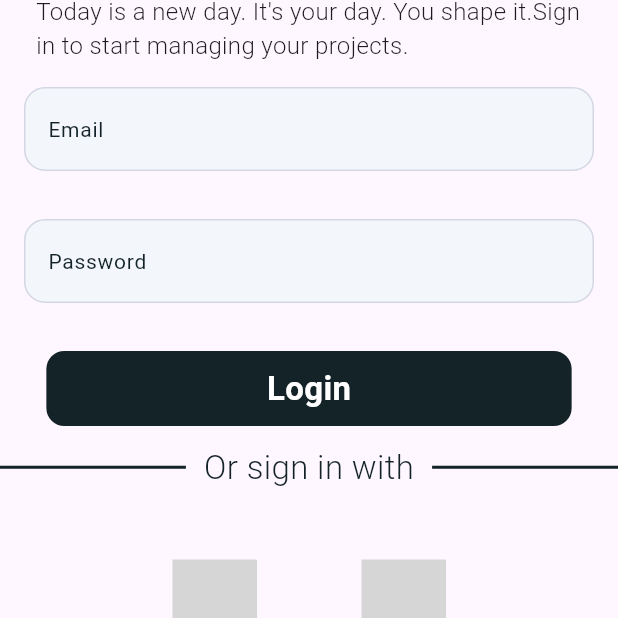
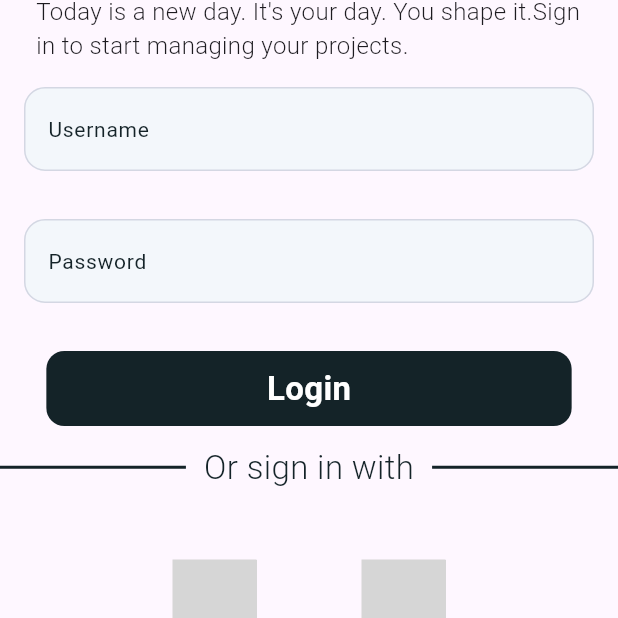
Before and after one commit to SheetalAlbiorix/reactnative_flutter_task, a Flutter app: the SignInScreen screen opened directly, on a phone screen of 412 x 824 dp, the part 423-1041 px from its top. Run offline on Flutter 3.47's test engine with Material 3 defaults, Android fonts, the phone set to English and light mode, and no system bars; drawn by our look-alikes of flutter_social_button; our stand-ins replace cached_network_image, firebase_auth, firebase_core, flutter_local_notifications, flutter_native_splash, flutter_onboarding_slider and 4 more; accounts and stored records are empty; network calls fail; grey boxes are pictures that could not be loaded.

Commit message:
app fixed bugs

```diff
--- a/lib/main.dart
+++ b/lib/main.dart
@@ -2,16 +2,20 @@ import 'dart:async';
 
 import 'package:firebase_core/firebase_core.dart';
 import 'package:flutter/material.dart';
+import 'package:flutter_native_splash/flutter_native_splash.dart';
 import 'firebase_options.dart';
 import 'ui/splash_screen.dart';
 import 'utils/notification_service.dart';
 
 Future<void> main() async {
-  WidgetsFlutterBinding.ensureInitialized();
+  WidgetsBinding widgetsBinding = WidgetsFlutterBinding.ensureInitialized();
   await Firebase.initializeApp(options: DefaultFirebaseOptions.currentPlatform);
 
   final notificationService = NotificationService();
   await notificationService.init();
+  FlutterNativeSplash.preserve(widgetsBinding: widgetsBinding);
+  Future.delayed(const Duration(milliseconds: 1))
+      .then((value) => FlutterNativeSplash.remove());
   runApp(const MyApp());
 }
 
--- a/lib/ui/signin_screen/signin_screen.dart
+++ b/lib/ui/signin_screen/signin_screen.dart
@@ -22,7 +22,7 @@ class _SignInScreenState extends State<SignInScreen> {
   final GoogleSignIn googleSignIn = GoogleSignIn(
     scopes: ['email'],
   );
-  TextEditingController emailController = TextEditingController();
+  TextEditingController usernameController = TextEditingController();
   TextEditingController passwordController = TextEditingController();
 
   @override
@@ -76,7 +76,7 @@ class _SignInScreenState extends State<SignInScreen> {
                   padding:
                       const EdgeInsets.symmetric(horizontal: 16, vertical: 16),
                   child: TextFormField(
-                    controller: emailController,
+                    controller: usernameController,
                     decoration: InputDecoration(
                       filled: true,
                       border: OutlineInputBorder(
@@ -93,7 +93,7 @@ class _SignInScreenState extends State<SignInScreen> {
                           borderRadius: BorderRadius.circular(14)),
                       fillColor: BaseColors.textFromFieldColor,
                       label: const Text(
-                        BaseStrings.emailText,
+                        BaseStrings.username,
                         style: TextStyle(
                             color: BaseColors.backgroundBlueColor,
                             fontSize: 14),
@@ -135,7 +135,7 @@ class _SignInScreenState extends State<SignInScreen> {
                   splashColor: Colors.transparent,
                   splashFactory: NoSplash.splashFactory,
                   onTap: () {
-                    if (emailController.text == "admin" &&
+                    if (usernameController.text == "admin" &&
                         passwordController.text == "password123") {
                       SharedData().saveUserCredentialsData(true);
                       Navigator.of(context).pushAndRemoveUntil(
@@ -187,9 +187,8 @@ class _SignInScreenState extends State<SignInScreen> {
                       ),
                       Expanded(
                         child: Divider(
-                          color: BaseColors.backgroundBlueColor,
-                          thickness: 2,
-                        ),
+                            color: BaseColors.backgroundBlueColor,
+                            thickness: 2),
                       ),
                     ],
                   ),
@@ -214,6 +213,7 @@ class _SignInScreenState extends State<SignInScreen> {
                               await firebaseAuthInstance
                                   .signInWithCredential(credential);
                               if (context.mounted) {
+                                SharedData().saveUserCredentialsData(true);
                                 Navigator.of(context).pushAndRemoveUntil(
                                     MaterialPageRoute(
                                         builder: (context) =>
--- a/lib/utils/base_strings.dart
+++ b/lib/utils/base_strings.dart
@@ -15,11 +15,12 @@ class BaseStrings {
   static const String signInDescText =
       'Today is a new day. It\'s your day. You shape it.Sign in to start managing your projects.';
   static const String signInWelcomeText = 'Welcome Back  👋';
-  static const String emailText = 'Email';
+  static const String username = 'Username';
   static const String passwordText = 'Password';
   static const String loginText = 'Login';
   static const String orSignInWithText = 'Or sign in with';
   static const String invalidCredentials = "Invalid Credentials!";
+  static const String enterProperData = "Enter proper data!";
   static const String savedData = "savedData";
   static const String addStore = "Add New Store";
   static const String storeName = "Store Name";
@@ -31,4 +32,9 @@ class BaseStrings {
   static const String add = 'Add';
   static const String saveAmount = 'Save Amount';
   static const String signOut = 'Sign Out';
+  static const String enterStoreName = 'Please enter the store name';
+  static const String selectTime = 'Please select a time';
+  static const String enterSpendAmount = 'Please enter the spend amount';
+  static const String enterSaveAmount = 'Please enter the save amount';
+  static const String enterValidAmount = 'Please enter a valid number';
 }
--- a/lib/utils/shared_data.dart
+++ b/lib/utils/shared_data.dart
@@ -46,4 +46,10 @@ class SharedData {
     final data = prefs.getString(BaseStrings.token);
     return data != null ? json.decode(data) : null;
   }
+
+  ///Clear Shared Data
+  Future<void> clearData() async {
+    final prefs = await SharedPreferences.getInstance();
+    await prefs.clear();
+  }
 }
```
Also changed, not shown: lib/ui/dashboard_screen/dashboard_screen.dart (+82 -34 lines), pubspec.yaml (+15 -0 lines), assets/images/logo1.png (added), pubspec.lock, 11 other files.
